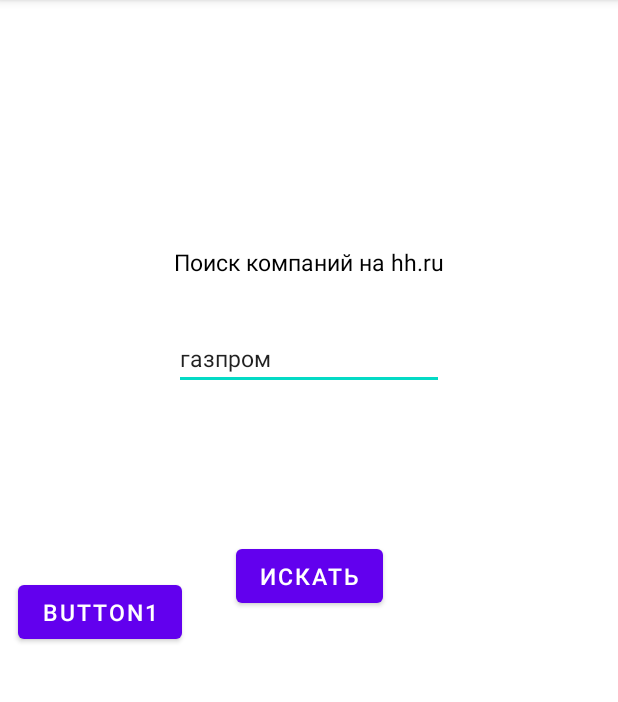
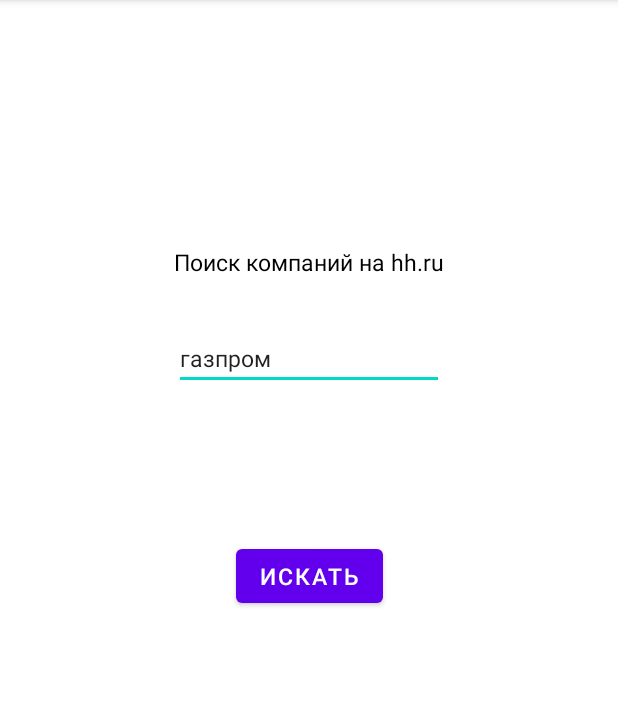
Before and after one commit to alexander883/link, an Android app: the screen it shows after launch (MainActivity), on a phone screen of 412 x 824 dp, the part 84-786 px from its top. Run offline under Robolectric (Android 15) with nearby library versions, the phone set to English and light mode, and no system bars; our stand-ins replace data binding.

```diff
--- a/app/src/main/java/com/example/link/fragments/FragmentInformation.kt
+++ b/app/src/main/java/com/example/link/fragments/FragmentInformation.kt
@@ -29,6 +29,5 @@ class FragmentInformation : Fragment() {
             fragmentInformation=this@FragmentInformation
             sharedViewModel=sharedviewmodel
             }
-
         }
     }
--- a/app/src/main/java/com/example/link/viewmodel/SharedViewModel.kt
+++ b/app/src/main/java/com/example/link/viewmodel/SharedViewModel.kt
@@ -34,8 +34,6 @@ class SharedViewModel: ViewModel() {
     private val _totalPages= MutableLiveData<Int>()
     val totalPages: LiveData<Int> =_totalPages
 
-  //  private val _clickId= MutableLiveData<String>()
-  //  val clickId: LiveData<String> =_clickId
     private val _statusEmployers = MutableLiveData<HhEmployersApiStatus >()
     val statusEmployers: LiveData<HhEmployersApiStatus > = _statusEmployers
 
--- a/app/src/main/res/layout/found_item.xml
+++ b/app/src/main/res/layout/found_item.xml
@@ -18,7 +18,6 @@
 
         <TextView
             android:id="@+id/vacCount"
-
             android:layout_width="324dp"
             android:layout_height="wrap_content"
             android:layout_marginStart="15dp"
@@ -32,9 +31,7 @@
             tools:text="text1" />
 
         <TextView
-
             android:id="@+id/employer"
-
             android:layout_width="324dp"
             android:layout_height="wrap_content"
             android:layout_marginStart="15dp"
--- a/app/src/main/res/layout/fragment_1.xml
+++ b/app/src/main/res/layout/fragment_1.xml
@@ -32,17 +32,6 @@
             app:layout_constraintVertical_bias="0.3" />
 
         <Button
-            android:id="@+id/button1"
-            android:layout_width="wrap_content"
-            android:layout_height="wrap_content"
-            android:layout_marginStart="12dp"
-            android:layout_marginTop="384dp"
-            android:onClick="@{() ->Fragment1.pressButton1()}"
-            android:text="Button1"
-            app:layout_constraintStart_toStartOf="parent"
-            app:layout_constraintTop_toTopOf="parent" />
-
-        <Button
             android:id="@+id/button2"
             android:layout_width="wrap_content"
             android:layout_height="wrap_content"
--- a/app/src/main/res/navigation/nav_graph.xml
+++ b/app/src/main/res/navigation/nav_graph.xml
@@ -11,17 +11,9 @@
         android:label="fragment_1"
         tools:layout="@layout/fragment_1" >
         <action
-            android:id="@+id/action_fragment1_to_fragmentResult"
-            app:destination="@id/fragmentResult" />
-        <action
             android:id="@+id/action_fragment1_to_fragmentRecycler"
             app:destination="@id/fragmentRecycler" />
     </fragment>
-    <fragment
-        android:id="@+id/fragmentResult"
-        android:name="com.example.link.fragments.FragmentResult"
-        android:label="fragment_result"
-        tools:layout="@layout/fragment_result" />
     <fragment
         android:id="@+id/fragmentRecycler"
         android:name="com.example.link.fragments.FragmentRecycler"
```
Also changed, not shown: app/src/main/java/com/example/link/adapter/EmployersAdapter.kt (+9 -5 lines), app/src/main/java/com/example/link/fragments/Fragment1.kt (+3 -10 lines), app/src/main/java/com/example/link/fragments/FragmentRecycler.kt (+12 -9 lines), app/src/main/java/com/example/link/fragments/FragmentResult.kt (deleted, +0 -35 lines), app/src/main/res/layout/fragment_result.xml (deleted, +0 -28 lines).
